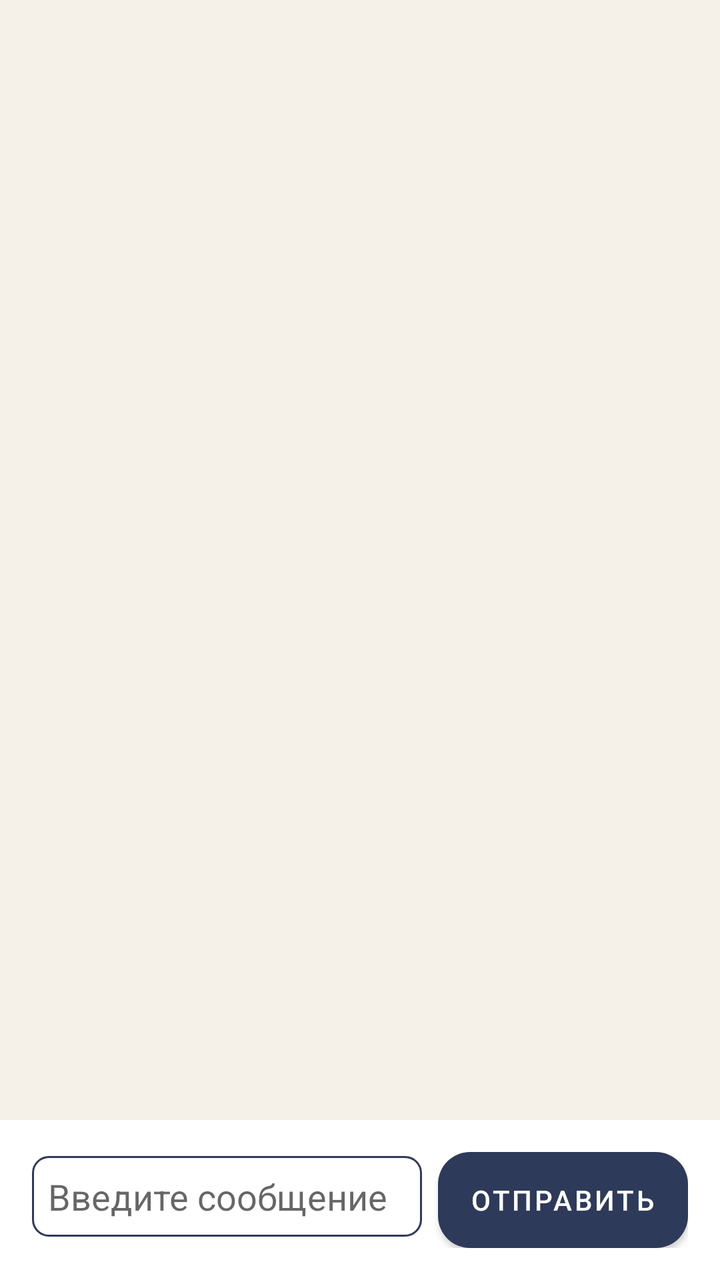
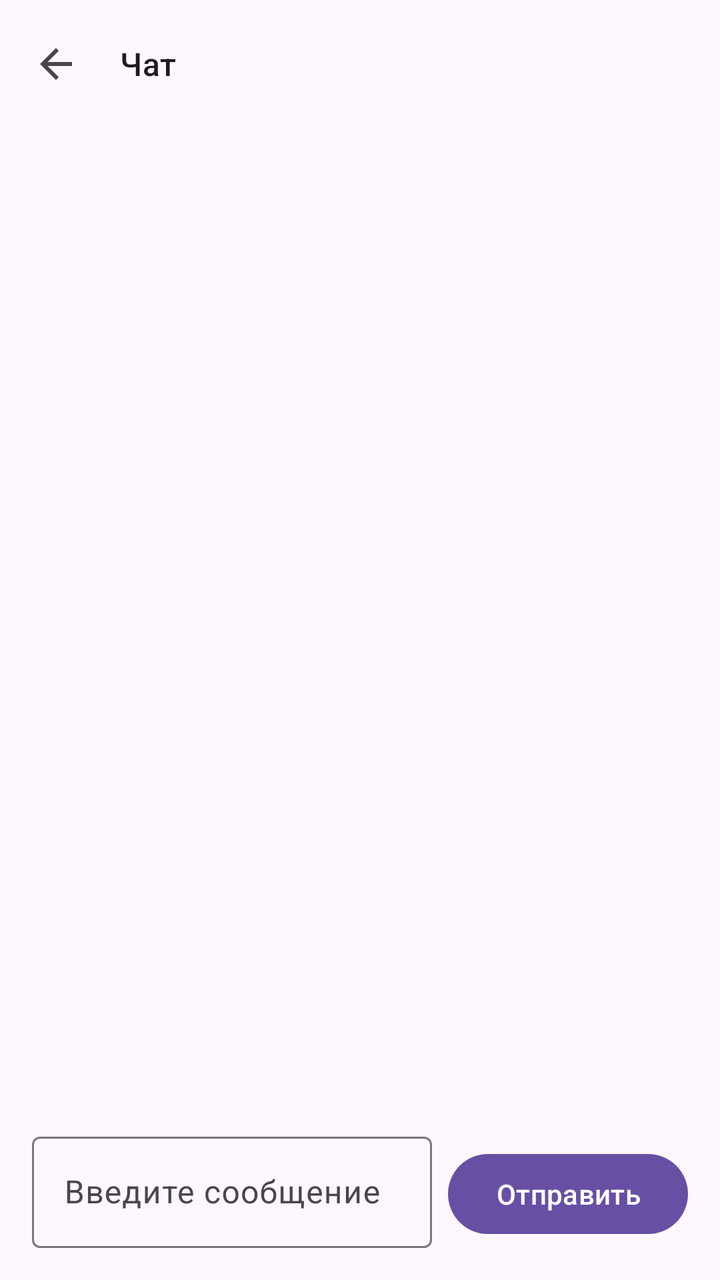

An Android layout rendered at two revisions. The XML below is the earlier revision; the diff shows what the commit changed to produce the second picture.
<!-- AndroidManifest.xml: application theme Theme.TutorPlatform -->
<!-- res/layout/activity_chat.xml -->
<?xml version="1.0" encoding="utf-8"?>
<LinearLayout
    xmlns:android="http://schemas.android.com/apk/res/android"
    android:layout_width="match_parent"
    android:layout_height="match_parent"
    android:orientation="vertical"
    android:background="@color/brand_light">

    <androidx.recyclerview.widget.RecyclerView
        android:id="@+id/chat_messages"
        android:layout_width="match_parent"
        android:layout_height="0dp"
        android:layout_weight="1"
        android:padding="@dimen/spacing_md" />

    <LinearLayout
        android:layout_width="match_parent"
        android:layout_height="wrap_content"
        android:orientation="horizontal"
        android:padding="@dimen/spacing_md"
        android:background="@color/surface">

        <EditText
            android:id="@+id/chat_input"
            android:layout_width="0dp"
            android:layout_height="wrap_content"
            android:layout_weight="1"
            android:background="@drawable/bg_input"
            android:hint="Введите сообщение"
            android:padding="@dimen/spacing_sm" />

        <Button
            android:id="@+id/chat_send"
            android:layout_width="wrap_content"
            android:layout_height="wrap_content"
            android:layout_marginStart="@dimen/spacing_sm"
            android:background="@drawable/bg_button_primary"
            android:text="Отправить"
            android:textColor="@color/white" />

    </LinearLayout>
</LinearLayout>
<!-- resources referenced by this layout -->
<resources>
  <color name="brand_light">#F5F1E8</color>
  <color name="surface">#FFFFFF</color>
  <color name="white">#FFFFFF</color>
  <dimen name="spacing_md">16dp</dimen>
  <dimen name="spacing_sm">8dp</dimen>
  <!-- drawable bg_button_primary (drawable) -->
  <shape xmlns:android="http://schemas.android.com/apk/res/android">
      <solid android:color="@color/brand_primary" />
      <corners android:radius="@dimen/corner_md" />
  </shape>
  <!-- drawable bg_input (drawable) -->
  <shape xmlns:android="http://schemas.android.com/apk/res/android">
      <solid android:color="@color/surface" />
      <stroke android:width="1dp" android:color="@color/brand_primary" />
      <corners android:radius="@dimen/corner_sm" />
  </shape>
  <style name="Theme.TutorPlatform" parent="Theme.MaterialComponents.Light.NoActionBar">
          <item name="colorPrimary">@color/brand_primary</item>
          <item name="colorPrimaryVariant">@color/brand_dark</item>
          <item name="colorOnPrimary">@color/white</item>
          <item name="colorSecondary">@color/brand_secondary</item>
          <item name="colorSecondaryVariant">@color/brand_tertiary</item>
          <item name="colorOnSecondary">@color/brand_dark</item>
          <item name="android:statusBarColor">@color/brand_dark</item>
          <item name="android:windowBackground">@color/brand_light</item>
          <item name="android:colorAccent">@color/accent</item>
      </style>
  <color name="brand_primary">#2E3A59</color>
  <dimen name="corner_md">16dp</dimen>
  <dimen name="corner_sm">8dp</dimen>
  <color name="brand_dark">#1F2433</color>
  <color name="brand_secondary">#E9B44C</color>
  <color name="brand_tertiary">#D6605A</color>
  <color name="accent">#3C6E71</color>
</resources>

<!-- the commit's change to res/layout/activity_chat.xml (unified diff, before → after) -->
@@ -1,42 +1,60 @@
 <?xml version="1.0" encoding="utf-8"?>
 <LinearLayout
     xmlns:android="http://schemas.android.com/apk/res/android"
+    xmlns:app="http://schemas.android.com/apk/res-auto"
     android:layout_width="match_parent"
     android:layout_height="match_parent"
     android:orientation="vertical"
-    android:background="@color/brand_light">
+    android:fitsSystemWindows="true">
+
+    <com.google.android.material.appbar.AppBarLayout
+        android:layout_width="match_parent"
+        android:layout_height="wrap_content">
+
+        <com.google.android.material.appbar.MaterialToolbar
+            android:id="@+id/chat_toolbar"
+            android:layout_width="match_parent"
+            android:layout_height="?attr/actionBarSize"
+            app:title="Чат"
+            app:titleTextAppearance="?attr/textAppearanceTitleMedium"
+            app:navigationIcon="?attr/homeAsUpIndicator" />
+
+    </com.google.android.material.appbar.AppBarLayout>
 
     <androidx.recyclerview.widget.RecyclerView
         android:id="@+id/chat_messages"
         android:layout_width="match_parent"
         android:layout_height="0dp"
         android:layout_weight="1"
-        android:padding="@dimen/spacing_md" />
+        android:paddingHorizontal="@dimen/spacing_sm"
+        android:paddingVertical="@dimen/spacing_xs"
+        android:clipToPadding="false" />
 
     <LinearLayout
         android:layout_width="match_parent"
         android:layout_height="wrap_content"
         android:orientation="horizontal"
-        android:padding="@dimen/spacing_md"
-        android:background="@color/surface">
+        android:padding="@dimen/spacing_md">
 
-        <EditText
-            android:id="@+id/chat_input"
+        <com.google.android.material.textfield.TextInputLayout
             android:layout_width="0dp"
             android:layout_height="wrap_content"
             android:layout_weight="1"
-            android:background="@drawable/bg_input"
-            android:hint="Введите сообщение"
-            android:padding="@dimen/spacing_sm" />
+            app:boxBackgroundMode="outline">
 
-        <Button
+            <com.google.android.material.textfield.TextInputEditText
+                android:id="@+id/chat_input"
+                android:layout_width="match_parent"
+                android:layout_height="wrap_content"
+                android:hint="Введите сообщение" />
+        </com.google.android.material.textfield.TextInputLayout>
+
+        <com.google.android.material.button.MaterialButton
             android:id="@+id/chat_send"
             android:layout_width="wrap_content"
             android:layout_height="wrap_content"
             android:layout_marginStart="@dimen/spacing_sm"
-            android:background="@drawable/bg_button_primary"
-            android:text="Отправить"
-            android:textColor="@color/white" />
+            android:text="Отправить" />
 
     </LinearLayout>
 </LinearLayout>
<!-- resource entries referenced after the edit -->
@@ -1,38 +1,13 @@
 <!-- resources referenced by this layout -->
 <resources>
-  <color name="brand_light">#F5F1E8</color>
-  <color name="surface">#FFFFFF</color>
-  <color name="white">#FFFFFF</color>
   <dimen name="spacing_md">16dp</dimen>
   <dimen name="spacing_sm">8dp</dimen>
-  <!-- drawable bg_button_primary (drawable) -->
-  <shape xmlns:android="http://schemas.android.com/apk/res/android">
-      <solid android:color="@color/brand_primary" />
-      <corners android:radius="@dimen/corner_md" />
-  </shape>
-  <!-- drawable bg_input (drawable) -->
-  <shape xmlns:android="http://schemas.android.com/apk/res/android">
-      <solid android:color="@color/surface" />
-      <stroke android:width="1dp" android:color="@color/brand_primary" />
-      <corners android:radius="@dimen/corner_sm" />
-  </shape>
-  <style name="Theme.TutorPlatform" parent="Theme.MaterialComponents.Light.NoActionBar">
-          <item name="colorPrimary">@color/brand_primary</item>
-          <item name="colorPrimaryVariant">@color/brand_dark</item>
-          <item name="colorOnPrimary">@color/white</item>
-          <item name="colorSecondary">@color/brand_secondary</item>
-          <item name="colorSecondaryVariant">@color/brand_tertiary</item>
-          <item name="colorOnSecondary">@color/brand_dark</item>
-          <item name="android:statusBarColor">@color/brand_dark</item>
-          <item name="android:windowBackground">@color/brand_light</item>
-          <item name="android:colorAccent">@color/accent</item>
+  <dimen name="spacing_xs">4dp</dimen>
+  <style name="Theme.TutorPlatform" parent="Theme.Material3.DayNight.NoActionBar">
+          <item name="chatMyBubbleColor">?attr/colorPrimaryContainer</item>
+          <item name="chatMyBubbleTextColor">?attr/colorOnPrimaryContainer</item>
+          <item name="chatOtherBubbleColor">?attr/colorSurfaceVariant</item>
+          <item name="chatOtherBubbleTextColor">?attr/colorOnSurfaceVariant</item>
       </style>
-  <color name="brand_primary">#2E3A59</color>
-  <dimen name="corner_md">16dp</dimen>
-  <dimen name="corner_sm">8dp</dimen>
-  <color name="brand_dark">#1F2433</color>
-  <color name="brand_secondary">#E9B44C</color>
-  <color name="brand_tertiary">#D6605A</color>
-  <color name="accent">#3C6E71</color>
 </resources>
 
